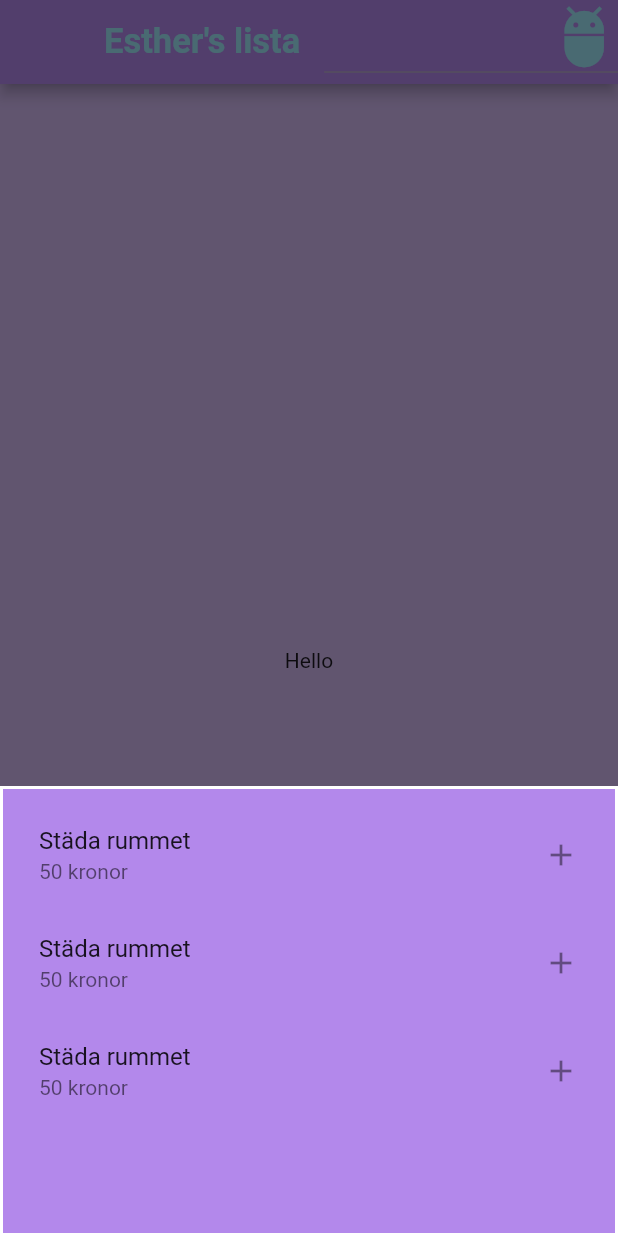
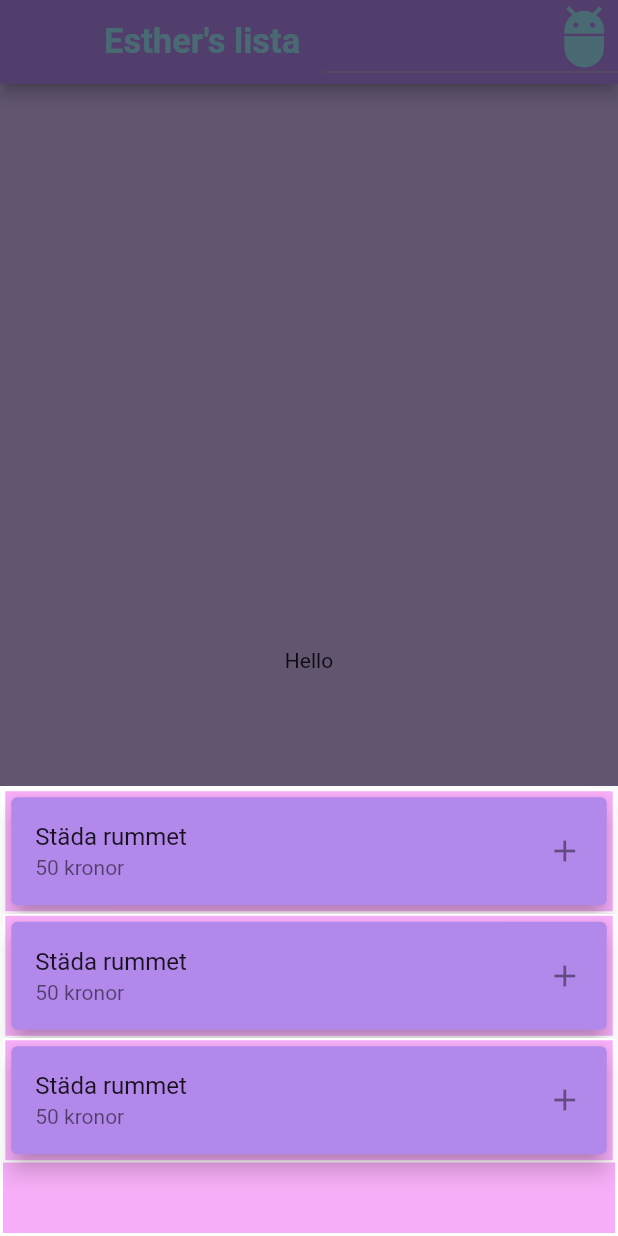
Before and after one commit to Borgersen84/weekly_allowance_app, a Flutter app: the screen it shows after launch, after a tap on the "add" icon, on a phone screen of 412 x 824 dp. Run offline on Flutter 3.47's test engine with Material 2 defaults, Android fonts, the phone set to English and light mode, and no system bars.

Commit message:
bottomsheet to return list of cards

```diff
--- a/lib/screens/start_screen.dart
+++ b/lib/screens/start_screen.dart
@@ -57,14 +57,32 @@ class StartScreen extends StatelessWidget {
                 return Container(
                     decoration: BoxDecoration(
                       border: Border.all(width: 2, color: Colors.white),
-                    color: Color(0xFFB388EB),
+                      borderRadius: BorderRadius.only(
+                        topRight: Radius.circular(25.0),
+                      ),
+                      color: Color(0xFFF7AEF8),
                     ),
                     height: 300,
-                  child: ListView(
+                    child:
+                        /*ListView(
                     padding: EdgeInsets.all(8.0),
-                    children: listTiles(),
+                    children: listTiles(),*/
+                        ListView.builder(
+                            itemCount: listTiles().length,
+                            itemBuilder: (context, index) {
+                              return Container(
+                                decoration: BoxDecoration(
+                                  color: Color(0xFFF7AEF8),
+                                  border: Border.all(
+                                      color: Colors.white, width: 1.5),
+                                ),
+                                child: Card(
+                                  elevation: 6,
+                                  color: Color(0xFFB388EB),
+                                  child: listTiles()[index],
                                 ),
                               );
+                            }));
               });
         },
       ),
```
Lines whose indentation alone changed are shown as unchanged.
